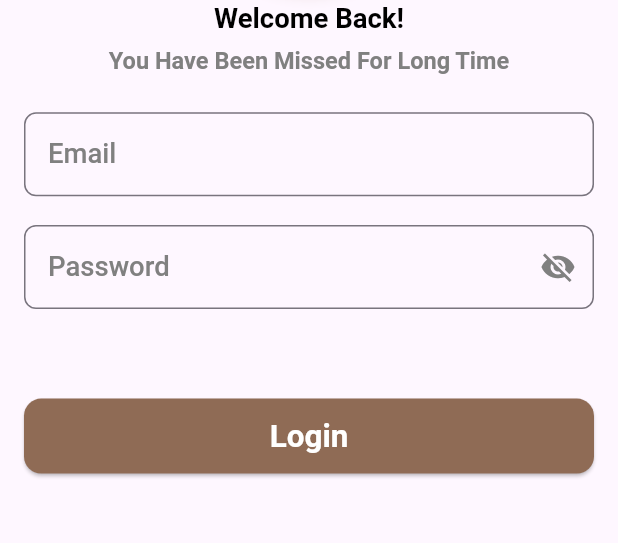
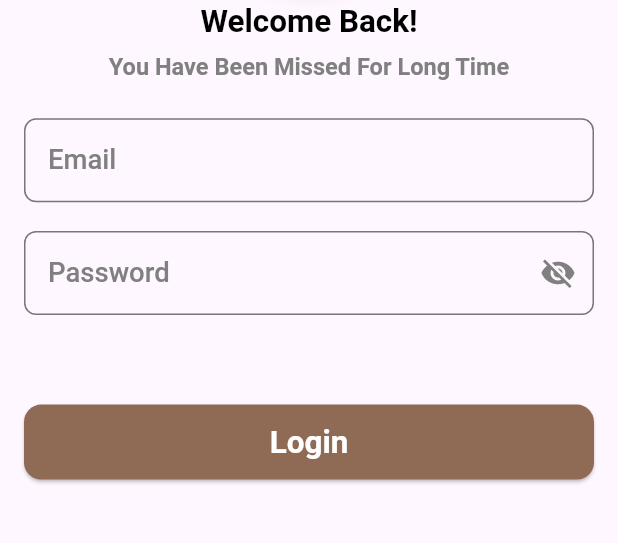
Before and after one commit to drax6055/flutter_template, a Flutter app: the screen it shows after launch, on a phone screen of 412 x 824 dp, the part 401-944 px from its top. Run offline on Flutter 3.47's test engine with Material 3 defaults, Android fonts, the phone set to English and light mode, and no system bars; our stand-ins replace dio, flutter_screenutil, flutter_secure_storage, get, pretty_dio_logger, shared_preferences.

Commit message:
minore changes in login

```diff
--- a/lib/ui/auth/login_screen.dart
+++ b/lib/ui/auth/login_screen.dart
@@ -18,10 +18,12 @@ class LoginScreen extends StatelessWidget {
     return Scaffold(
       body:  Form(
           child: SingleChildScrollView(
-            child: Column(
-              children: [
-               Login_screen(),
-              ],
+            child: SingleChildScrollView(
+              child: Column(
+                children: [
+                 Login_screen(),
+                ],
+              ),
             ),
           ),
         ),
@@ -116,7 +118,7 @@ Widget login_screen_header() {
         children: [
           CustomTextWidget(
            text: 'Welcome Back!',
-            textStyle: CustomTextStyles.textFontSemiBold(size: 14.sp),
+            textStyle: CustomTextStyles.textFontSemiBold(size: 16.sp),
           ),
            SizedBox(height: 3.h),
            CustomTextWidget(
```
